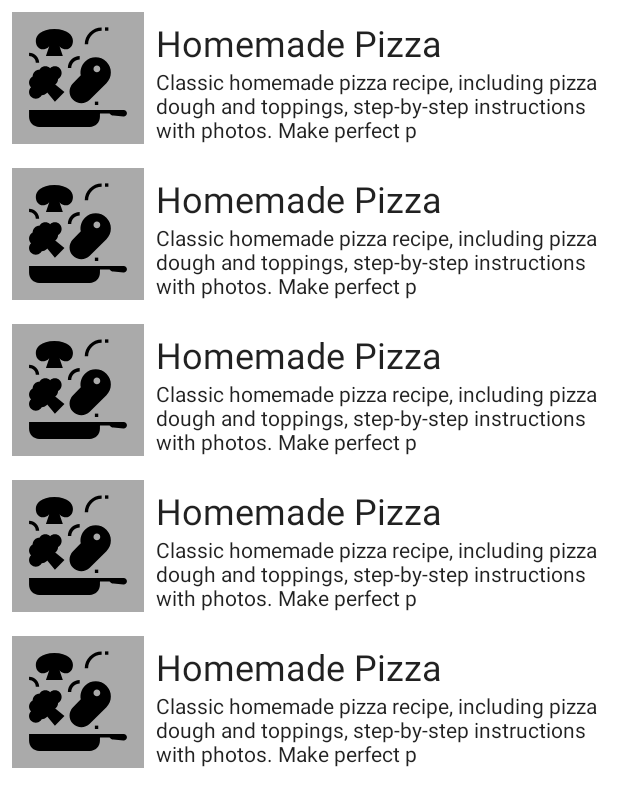
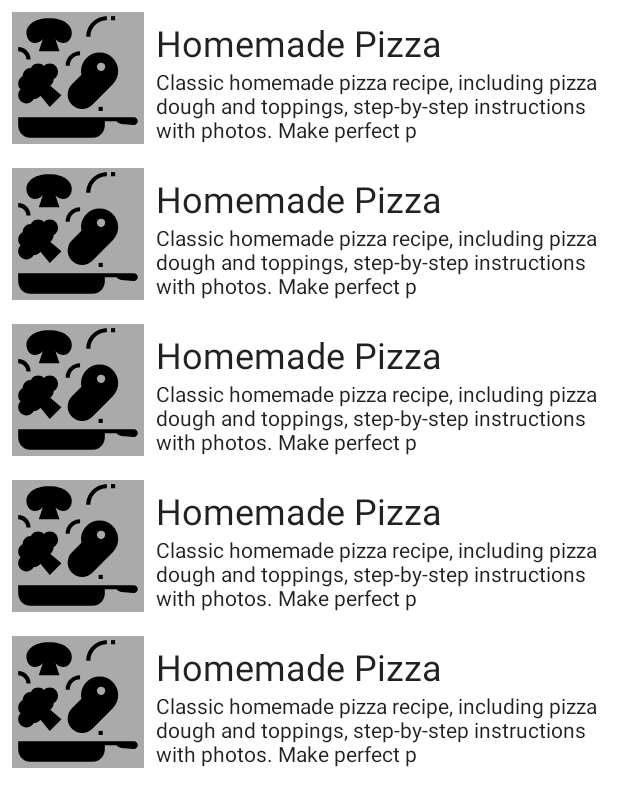
Before and after one commit to jameschamberlain/Recipes, an Android app: the layout fragment_recipes.xml on its own in the app's theme, with its tools: preview values and no code run, on a phone screen of 412 x 824 dp. Shown: the top 807 px of the screen. Run offline under Robolectric (Android 15) with nearby library versions, the phone set to English and light mode, and no system bars.

Commit message:
Added glide to load recipe images.

```diff
--- a/app/src/main/AndroidManifest.xml
+++ b/app/src/main/AndroidManifest.xml
@@ -12,8 +12,9 @@
         android:theme="@style/AppTheme"
         tools:ignore="AllowBackup">
         <activity
-            android:name=".ui.StartupActivity"
+            android:name=".ui.LauncherActivity"
             android:label="@string/app_name"
+            android:noHistory="true"
             android:theme="@style/AppTheme.Launcher">
             <intent-filter>
                 <action android:name="android.intent.action.MAIN" />
--- /dev/null
+++ b/app/src/main/java/com/jameschamberlain/recipes/MyAppGlideModule.kt
@@ -0,0 +1,21 @@
+package com.jameschamberlain.recipes
+
+import android.content.Context
+import com.bumptech.glide.Glide
+import com.bumptech.glide.Registry
+import com.bumptech.glide.annotation.GlideModule
+import com.bumptech.glide.module.AppGlideModule
+import com.firebase.ui.storage.images.FirebaseImageLoader
+import com.google.firebase.storage.StorageReference
+import java.io.InputStream
+
+
+@GlideModule
+class MyAppGlideModule : AppGlideModule() {
+    override fun registerComponents(context: Context, glide: Glide, registry: Registry) {
+        registry.append(
+            StorageReference::class.java, InputStream::class.java,
+            FirebaseImageLoader.Factory()
+        )
+    }
+}
--- a/app/src/main/java/com/jameschamberlain/recipes/ui/StartupActivity.kt
+++ b/app/src/main/java/com/jameschamberlain/recipes/ui/LauncherActivity.kt
@@ -5,9 +5,9 @@ import android.os.Bundle
 import androidx.appcompat.app.AppCompatActivity
 import com.jameschamberlain.recipes.MainActivity
 
-class StartupActivity : AppCompatActivity() {
+class LauncherActivity : AppCompatActivity() {
     override fun onCreate(savedInstanceState: Bundle?) {
         super.onCreate(savedInstanceState)
-        startActivity(Intent(this@StartupActivity, MainActivity::class.java))
+        startActivity(Intent(this@LauncherActivity, MainActivity::class.java))
     }
 }
--- a/app/src/main/java/com/jameschamberlain/recipes/ui/recipes/RecipeAdapter.kt
+++ b/app/src/main/java/com/jameschamberlain/recipes/ui/recipes/RecipeAdapter.kt
@@ -1,17 +1,27 @@
 package com.jameschamberlain.recipes.ui.recipes
 
+import android.content.Context
 import android.util.Log
 import android.view.LayoutInflater
 import android.view.ViewGroup
 import androidx.recyclerview.widget.RecyclerView
+import com.bumptech.glide.Glide
+import com.bumptech.glide.load.MultiTransformation
+import com.bumptech.glide.load.resource.bitmap.CenterCrop
+import com.bumptech.glide.load.resource.bitmap.CenterInside
+import com.bumptech.glide.load.resource.bitmap.RoundedCorners
+import com.bumptech.glide.request.RequestOptions
 import com.firebase.ui.firestore.FirestoreRecyclerAdapter
 import com.firebase.ui.firestore.FirestoreRecyclerOptions
+import com.google.firebase.storage.FirebaseStorage
+import com.jameschamberlain.recipes.GlideApp
+import com.jameschamberlain.recipes.MyAppGlideModule
 import com.jameschamberlain.recipes.data.Recipe
 import com.jameschamberlain.recipes.databinding.ItemRecipeBinding
 
 private const val TAG = "RecipeAdapter"
 
-class RecipeAdapter(options: FirestoreRecyclerOptions<Recipe>) : FirestoreRecyclerAdapter<Recipe, RecipeAdapter.RecipeHolder>(options) {
+class RecipeAdapter(options: FirestoreRecyclerOptions<Recipe>, private val context: Context) : FirestoreRecyclerAdapter<Recipe, RecipeAdapter.RecipeHolder>(options) {
 
     override fun onCreateViewHolder(parent: ViewGroup, viewType: Int): RecipeHolder {
         val itemBinding = ItemRecipeBinding.inflate(LayoutInflater.from(parent.context), parent, false)
@@ -19,7 +29,10 @@ class RecipeAdapter(options: FirestoreRecyclerOptions<Recipe>) : FirestoreRecycl
     }
 
     override fun onBindViewHolder(holder: RecipeHolder, position: Int, model: Recipe) {
-//        holder.imageView = model.image
+        GlideApp.with(context)
+            .load(model.image)
+            .apply(RequestOptions.bitmapTransform(RoundedCorners(8)))
+            .into(holder.imageView)
         holder.titleTextView.text = model.name
         var recipeDesc = model.description
         if (model.description.length > 120)
--- a/app/src/main/java/com/jameschamberlain/recipes/ui/recipes/RecipesFragment.kt
+++ b/app/src/main/java/com/jameschamberlain/recipes/ui/recipes/RecipesFragment.kt
@@ -1,7 +1,6 @@
 package com.jameschamberlain.recipes.ui.recipes
 
 import android.os.Bundle
-import android.util.Log
 import android.view.LayoutInflater
 import android.view.View
 import android.view.ViewGroup
@@ -33,9 +32,10 @@ class RecipesFragment : Fragment() {
     ): View? {
         recipesViewModel =
                 ViewModelProvider(this).get(RecipesViewModel::class.java)
-        binding = FragmentRecipesBinding.inflate(layoutInflater)
+        binding = FragmentRecipesBinding.inflate(inflater, container, false)
+
         recipesViewModel.text.observe(viewLifecycleOwner, Observer {
-            binding.textRecipes.text = it
+//            binding.textRecipes.text = it
         })
         return binding.root
     }
@@ -48,7 +48,7 @@ class RecipesFragment : Fragment() {
         val options = FirestoreRecyclerOptions.Builder<Recipe>()
             .setQuery(query, Recipe::class.java)
             .build()
-        adapter = RecipeAdapter(options)
+        adapter = RecipeAdapter(options, requireContext())
         binding.recipesRecyclerView.adapter = adapter
         binding.recipesRecyclerView.layoutManager = LinearLayoutManager(activity)
 
--- a/app/src/main/res/drawable/ic_recipe.xml
+++ b/app/src/main/res/drawable/ic_recipe.xml
@@ -1,6 +1,6 @@
 <vector xmlns:android="http://schemas.android.com/apk/res/android"
-    android:width="512dp"
-    android:height="512dp"
+    android:width="200dp"
+    android:height="200dp"
     android:viewportWidth="64"
     android:viewportHeight="64">
   <path
--- a/app/src/main/res/drawable/splash_bg.xml
+++ b/app/src/main/res/drawable/preview_window.xml
@@ -5,8 +5,6 @@
     <item android:drawable="?attr/colorSurface" />
 
     <item
-        android:width="144dp"
-        android:height="144dp"
-        android:drawable="@drawable/app_icon"
+        android:drawable="@drawable/preview_window_logo"
         android:gravity="center" />
 </layer-list>
--- /dev/null
+++ b/app/src/main/res/drawable/preview_window_logo.xml
@@ -0,0 +1,51 @@
+<vector xmlns:android="http://schemas.android.com/apk/res/android"
+    android:width="144dp"
+    android:height="144dp"
+    android:viewportWidth="512"
+    android:viewportHeight="512">
+  <path
+      android:pathData="m434.844,503.871h-349.715c-8.84,0 -16,-7.16 -16,-16v-33.016c0,-8.836 7.16,-16 16,-16h349.711v65.016zM434.844,503.871"
+      android:fillColor="#f9eac7"/>
+  <path
+      android:pathData="m434.844,503.871h-349.715c-8.84,0 -16,-7.16 -16,-16v-8.379h365.711v24.379zM434.844,503.871"
+      android:fillColor="#fff5d7"/>
+  <path
+      android:pathData="m69.129,455.109v8.129h365.711v-24.383h-349.457c-8.977,0 -16.254,7.277 -16.254,16.254zM69.129,455.109"
+      android:fillColor="#f4dbb3"/>
+  <path
+      android:pathData="m77.254,0h357.586c8.977,0 16.254,7.277 16.254,16.254v422.602h-365.711c-13.469,0 -24.383,10.918 -24.383,24.383v16.254,-463.238c0,-8.977 7.277,-16.254 16.254,-16.254zM77.254,0"
+      android:fillColor="#ffc269"/>
+  <path
+      android:pathData="m207.285,284.445c0,8.977 7.277,16.254 16.254,16.254h97.523c8.977,0 16.254,-7.277 16.254,-16.254v-40.637c22.445,0 40.637,-18.191 40.637,-40.633 0,-22.441 -18.191,-40.637 -40.637,-40.637 -3.523,0 -6.883,0.59 -10.145,1.434 -6.531,-24.219 -28.586,-42.066 -54.871,-42.066 -26.281,0 -48.34,17.848 -54.867,42.066 -3.262,-0.844 -6.621,-1.434 -10.148,-1.434 -22.441,0 -40.633,18.195 -40.633,40.637 0,22.441 18.191,40.633 40.633,40.633zM207.285,284.445"
+      android:fillColor="#fff"/>
+  <path
+      android:pathData="m337.316,349.461h-130.031c-4.492,0 -8.125,-3.637 -8.125,-8.129 0,-4.492 3.633,-8.125 8.125,-8.125h130.031c4.492,0 8.129,3.633 8.129,8.125 0,4.492 -3.637,8.129 -8.129,8.129zM337.316,349.461"
+      android:fillColor="#f9eac7"/>
+  <path
+      android:pathData="m312.938,390.094h-81.27c-4.492,0 -8.129,-3.633 -8.129,-8.125s3.637,-8.129 8.129,-8.129h81.27c4.492,0 8.125,3.637 8.125,8.129s-3.633,8.125 -8.125,8.125zM312.938,390.094"
+      android:fillColor="#f9eac7"/>
+  <path
+      android:pathData="m337.57,81.27h-130.539c-8.836,0 -16,-7.164 -16,-16v-0.508c0,-8.836 7.164,-16 16,-16h130.539c8.84,0 16,7.164 16,16v0.508c0,8.836 -7.164,16 -16,16zM337.57,81.27"
+      android:fillColor="#fff"/>
+  <path
+      android:pathData="m158.523,73.145h-8.125c-4.492,0 -8.129,-3.637 -8.129,-8.129s3.637,-8.125 8.129,-8.125h8.125c4.492,0 8.129,3.633 8.129,8.125s-3.637,8.129 -8.129,8.129zM158.523,73.145"
+      android:fillColor="#ff8b5a"/>
+  <path
+      android:pathData="m394.207,73.145h-8.129c-4.488,0 -8.125,-3.637 -8.125,-8.129s3.637,-8.125 8.125,-8.125h8.129c4.492,0 8.129,3.633 8.129,8.125s-3.637,8.129 -8.129,8.129zM394.207,73.145"
+      android:fillColor="#ff8b5a"/>
+  <path
+      android:pathData="m93.508,349.461v-349.461h-16.254c-8.977,0 -16.254,7.277 -16.254,16.254v446.984c0,-13.465 10.914,-24.383 24.383,-24.383h365.711v-24.379h-292.57c-35.906,0 -65.016,-29.109 -65.016,-65.016zM93.508,349.461"
+      android:fillColor="#ffa95f"/>
+  <path
+      android:pathData="m434.844,512h-349.461c-13.445,0 -24.383,-10.938 -24.383,-24.383v-32.508c0,-13.441 10.938,-24.379 24.383,-24.379h357.586c4.492,0 8.125,3.633 8.125,8.125 0,4.492 -3.633,8.129 -8.125,8.129h-357.586c-4.484,0 -8.129,3.645 -8.129,8.125v32.508c0,4.484 3.645,8.129 8.129,8.129h349.457c4.492,0 8.129,3.637 8.129,8.125 0,4.492 -3.633,8.129 -8.125,8.129zM434.844,512"
+      android:fillColor="#ff8b5a"/>
+  <path
+      android:pathData="m307.953,260.063 l12.691,-38.063c1.418,-4.262 -0.883,-8.863 -5.137,-10.277 -4.293,-1.438 -8.855,0.879 -10.277,5.133l-14.402,43.207h-10.398v-48.762c0,-4.492 -3.637,-8.125 -8.129,-8.125 -4.492,0 -8.125,3.633 -8.125,8.125v48.762h-10.398l-14.402,-43.207c-1.422,-4.254 -5.977,-6.57 -10.277,-5.133 -4.254,1.414 -6.559,6.016 -5.137,10.277l12.688,38.063h-29.363v24.383c0,8.977 7.277,16.254 16.254,16.254h8.129v-8.129c0,-8.977 7.277,-16.254 16.254,-16.254h89.395v-16.254zM307.953,260.063"
+      android:fillColor="#f9eac7"/>
+  <path
+      android:pathData="m207.285,218.242c0,-6.625 -2.711,-12.898 -7.449,-17.527 -5.855,-5.719 -13.477,-15.648 -16.328,-30.359 -10.172,7.383 -16.855,19.289 -16.855,32.82 0,22.441 18.191,40.633 40.633,40.633zM207.285,218.242"
+      android:fillColor="#f9eac7"/>
+  <path
+      android:pathData="m207.285,81.27h130.031c8.98,0 16.254,-7.277 16.254,-16.254h-162.539c0,8.977 7.277,16.254 16.254,16.254zM207.285,81.27"
+      android:fillColor="#f9eac7"/>
+</vector>
--- a/app/src/main/res/layout/fragment_recipes.xml
+++ b/app/src/main/res/layout/fragment_recipes.xml
@@ -5,20 +5,6 @@
     android:layout_width="match_parent"
     android:layout_height="match_parent"
     tools:context=".ui.recipes.RecipesFragment">
-
-    <TextView
-        android:id="@+id/text_recipes"
-        android:layout_width="match_parent"
-        android:layout_height="wrap_content"
-        android:layout_marginStart="8dp"
-        android:layout_marginTop="8dp"
-        android:layout_marginEnd="8dp"
-        android:textAlignment="center"
-        android:textSize="20sp"
-        app:layout_constraintBottom_toBottomOf="parent"
-        app:layout_constraintEnd_toEndOf="parent"
-        app:layout_constraintStart_toStartOf="parent"
-        app:layout_constraintTop_toTopOf="parent" />
 
     <androidx.recyclerview.widget.RecyclerView
         android:id="@+id/recipes_recycler_view"
--- a/app/src/main/res/layout/item_recipe.xml
+++ b/app/src/main/res/layout/item_recipe.xml
@@ -5,17 +5,18 @@
     xmlns:app="http://schemas.android.com/apk/res-auto"
     xmlns:tools="http://schemas.android.com/tools"
     android:background="?attr/selectableItemBackground"
+    android:clickable="true"
     android:padding="8dp">
 
-    <ImageView
+    <com.google.android.material.imageview.ShapeableImageView
         android:id="@+id/image_view"
-        android:padding="8dp"
         android:layout_width="88dp"
         android:layout_height="match_parent"
-        android:background="@android:color/darker_gray"
         app:layout_constraintTop_toTopOf="parent"
         tools:src="@drawable/ic_recipe"
         app:layout_constraintStart_toStartOf="parent"
+        android:background="@android:color/darker_gray"
+        android:scaleType="centerCrop"
         android:contentDescription="Recipe image."/>
 
     <TextView
--- a/app/src/main/res/values/themes.xml
+++ b/app/src/main/res/values/themes.xml
@@ -21,6 +21,6 @@
 
     <!-- Styles the startup screen to show the app logo. -->
     <style name="AppTheme.Launcher">
-        <item name="android:windowBackground">@drawable/splash_bg</item>
+        <item name="android:windowBackground">@drawable/preview_window</item>
     </style>
 </resources>
```
Also changed, not shown: app/build.gradle (+8 -1 lines).
